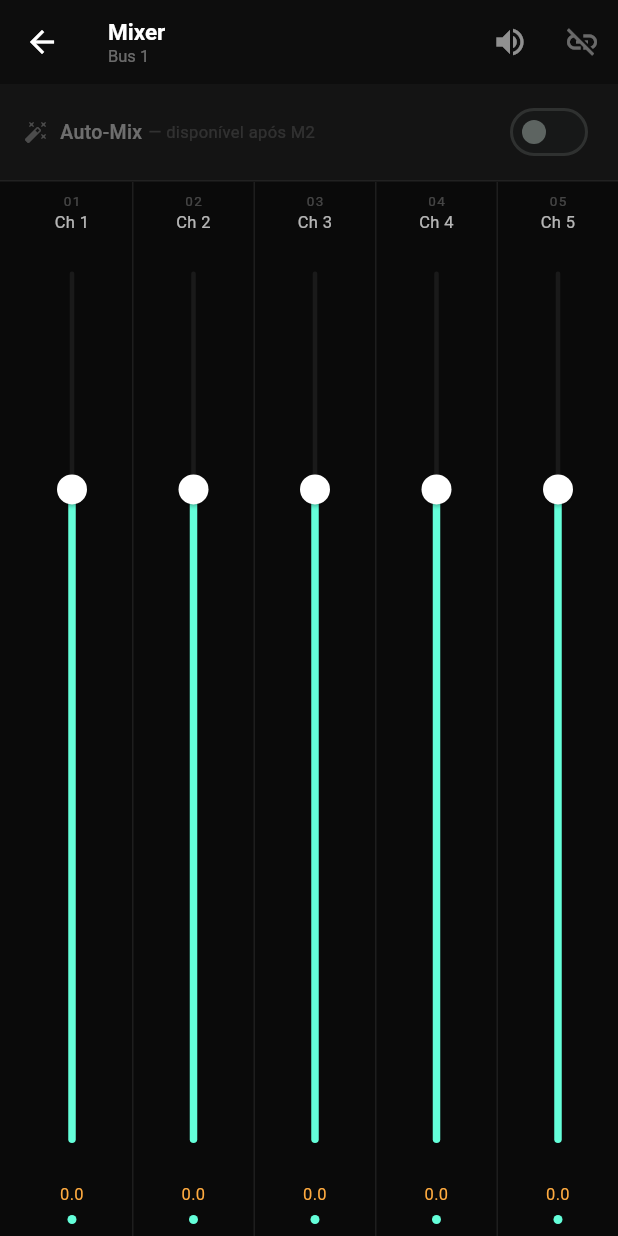
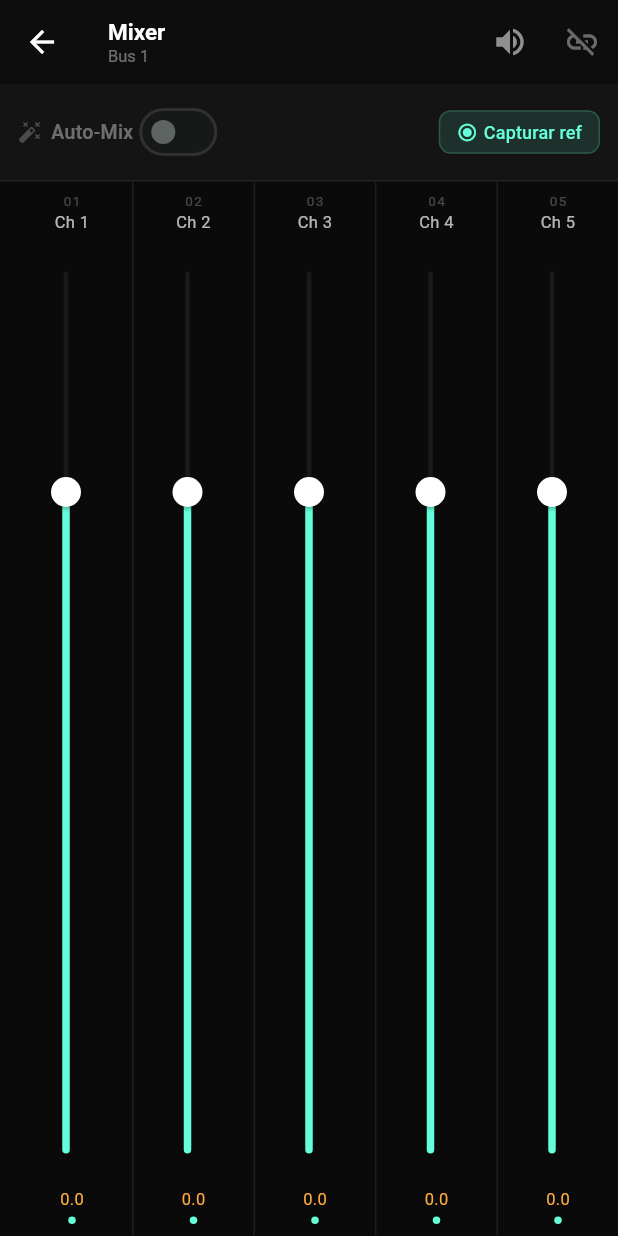
Before and after one commit to diegonogueira/mxstage, a Flutter app: the MixerScreen screen opened directly with empty values, on a phone screen of 412 x 824 dp. Run offline on Flutter 3.47's test engine with Material 3 defaults, Android fonts, the phone set to English and light mode, and no system bars.

Commit message:
feat(M2): medidores ao vivo + captura de referência
MeterStream: EMA dupla por canal (300ms display, 3s engine). MixerClient
assina /meters/13 ao conectar e throttle notifyListeners() a 10 Hz.
VU meter bar ao lado de cada fader (fill colorido de -60..+6 dB).
Botão "Capturar ref" na AutoMixBar: tira snapshot do balanço relativo
atual como alvo para o Auto-Mix. Estado de referência exibido com hora
e contagem de canais ativos.

Co-Authored-By: Claude Sonnet 4.6 <noreply@anthropic.com>

```diff
--- /dev/null
+++ b/lib/mixer/meter_stream.dart
@@ -0,0 +1,37 @@
+import '../osc/osc_codec.dart';
+import '../osc/x32_protocol.dart';
+
+/// Smooths raw meter floats from the X32 into dB values via EMA.
+///
+/// Two parallel smoothing windows:
+///   display — fast (~300ms), drives VU meters in the UI
+///   engine  — slow (~3s), drives the Auto-Mix correction loop (M3)
+class MeterStream {
+  // EMA alpha for ~300ms display at 50ms update interval: 1 - exp(-50/300) ≈ 0.15
+  static const _displayAlpha = 0.15;
+  // EMA alpha for ~3s engine smoothing: 1 - exp(-50/3000) ≈ 0.016
+  static const _engineAlpha = 0.016;
+
+  final List<double> _displayDb = List.filled(48, -90.0);
+  final List<double> _engineDb = List.filled(48, -90.0);
+
+  void update(List<double> linearFloats) {
+    for (var i = 0; i < linearFloats.length && i < 48; i++) {
+      final db = floatToDb(linearFloats[i].clamp(0.0, 1.0));
+      _displayDb[i] = _displayAlpha * db + (1 - _displayAlpha) * _displayDb[i];
+      _engineDb[i] = _engineAlpha * db + (1 - _engineAlpha) * _engineDb[i];
+    }
+  }
+
+  /// Fast-smoothed dB for UI display (index = channel - 1, 0-based).
+  double displayDb(int channelIndex) =>
+      channelIndex < _displayDb.length ? _displayDb[channelIndex] : -90.0;
+
+  /// Slow-smoothed dB for the Auto-Mix engine (index = channel - 1, 0-based).
+  double engineDb(int channelIndex) =>
+      channelIndex < _engineDb.length ? _engineDb[channelIndex] : -90.0;
+
+  /// Snapshot of all 32 slow-smoothed input channel dB values.
+  List<double> get engineSnapshot =>
+      List.unmodifiable(_engineDb.sublist(0, kInputChannelCount));
+}
--- a/lib/mixer/mixer_client.dart
+++ b/lib/mixer/mixer_client.dart
@@ -4,6 +4,8 @@ import 'package:flutter/foundation.dart';
 
 import '../osc/osc_codec.dart';
 import '../osc/x32_protocol.dart';
+import '../state/reference.dart';
+import 'meter_stream.dart';
 
 class DiscoveredMixer {
   final String ip;
@@ -29,18 +31,25 @@ class ChannelInfo {
 
 /// Handles all UDP/OSC communication with the X32.
 ///
-/// I/O runs on dart:io async (not UI thread). Callers listen via ChangeNotifier.
+/// Meter updates arrive at ~20 Hz but notifyListeners() is throttled to
+/// 10 Hz via [_meterNotifyTimer] so the UI stays smooth without rebuilding
+/// at full packet rate.
 class MixerClient extends ChangeNotifier {
   RawDatagramSocket? _socket;
   Timer? _renewTimer;
   Timer? _discoveryTimer;
+  Timer? _meterNotifyTimer;
 
   String? _mixerIp;
   String? _mixerName;
   String? _mixerModel;
   bool _connected = false;
-  int _busIndex = 1; // 1..16
+  int _busIndex = 1;
   bool _discovering = false;
+  bool _hasPendingMeterUpdate = false;
+
+  final _meters = MeterStream();
+  Reference? _reference;
 
   final List<DiscoveredMixer> discovered = [];
   final List<ChannelInfo> channels = List.generate(
@@ -54,13 +63,17 @@ class MixerClient extends ChangeNotifier {
   bool get isConnected => _connected;
   bool get isDiscovering => _discovering;
   int get busIndex => _busIndex;
+  Reference? get reference => _reference;
+
+  /// Fast-smoothed dB for display (~300ms EMA). 0-based channel index.
+  double meterDisplayDb(int channelIndex) => _meters.displayDb(channelIndex);
 
   set busIndex(int v) {
     _busIndex = v.clamp(1, kMixBusCount);
     notifyListeners();
   }
 
-  // ── Discovery ────────────────────────────────────────────────────────────
+  // ── Discovery ─────────────────────────────────────────────────────────────
 
   Future<void> startDiscovery() async {
     discovered.clear();
@@ -104,7 +117,7 @@ class MixerClient extends ChangeNotifier {
     });
   }
 
-  // ── Connect ───────────────────────────────────────────────────────────────
+  // ── Connect / disconnect ───────────────────────────────────────────────────
 
   Future<void> connect(String ip, {int busIndex = 1}) async {
     await disconnect();
@@ -115,20 +128,27 @@ class MixerClient extends ChangeNotifier {
     notifyListeners();
 
     _socket = await RawDatagramSocket.bind(InternetAddress.anyIPv4, 0);
-
-    // Request /xinfo to confirm connection and get mixer info
     _send(encodeOsc('/xinfo', ',', []));
-
     _socket!.listen(_onData);
 
-    // Fetch channel names
     await _fetchChannelNames();
+
+    // Subscribe to meters and start throttled UI refresh
+    _subscribeMeter();
+    _meterNotifyTimer = Timer.periodic(const Duration(milliseconds: 100), (_) {
+      if (_hasPendingMeterUpdate) {
+        _hasPendingMeterUpdate = false;
+        notifyListeners();
+      }
+    });
 
     _connected = true;
     notifyListeners();
   }
 
   Future<void> disconnect() async {
+    _meterNotifyTimer?.cancel();
+    _meterNotifyTimer = null;
     _renewTimer?.cancel();
     _renewTimer = null;
     _socket?.close();
@@ -139,7 +159,7 @@ class MixerClient extends ChangeNotifier {
     notifyListeners();
   }
 
-  // ── Channel sends ────────────────────────────────────────────────────────
+  // ── Channel sends ──────────────────────────────────────────────────────────
 
   void setChannelSend(int ch, double level) {
     if (!_connected || _socket == null) return;
@@ -150,14 +170,32 @@ class MixerClient extends ChangeNotifier {
       channels[idx].sendLevel = level;
     }
 
-    final address = '/ch/${ch.toString().padLeft(2, '0')}/mix/${_busIndex.toString().padLeft(2, '0')}/level';
+    final address =
+        '/ch/${ch.toString().padLeft(2, '0')}/mix/${_busIndex.toString().padLeft(2, '0')}/level';
     _send(encodeOsc(address, ',f', [level]));
     notifyListeners();
   }
 
-  // ── Meter subscription (called in M2; wired here for future use) ─────────
+  // ── Reference capture ──────────────────────────────────────────────────────
 
-  void subscribeMeter() {
+  /// Captures the current slow-smoothed levels as a reference balance.
+  /// Returns false if no active channels were found (nothing to capture).
+  bool captureReference({double gateDb = -45}) {
+    final ref = Reference.capture(_meters.engineSnapshot, gateDb: gateDb);
+    if (ref == null) return false;
+    _reference = ref;
+    notifyListeners();
+    return true;
+  }
+
+  void clearReference() {
+    _reference = null;
+    notifyListeners();
+  }
+
+  // ── Private ────────────────────────────────────────────────────────────────
+
+  void _subscribeMeter() {
     if (_socket == null) return;
     _send(encodeOsc('/meters', ',s', [kMeterBank]));
     _renewTimer?.cancel();
@@ -167,13 +205,6 @@ class MixerClient extends ChangeNotifier {
     );
   }
 
-  void unsubscribeMeter() {
-    _renewTimer?.cancel();
-    _renewTimer = null;
-  }
-
-  // ── Private ───────────────────────────────────────────────────────────────
-
   Future<void> _fetchChannelNames() async {
     if (_socket == null) return;
     for (var ch = 1; ch <= kInputChannelCount; ch++) {
@@ -181,7 +212,6 @@ class MixerClient extends ChangeNotifier {
       _send(encodeOsc(address, ',', []));
       await Future.delayed(const Duration(milliseconds: 20));
     }
-    // Allow responses to arrive
     await Future.delayed(const Duration(milliseconds: 500));
   }
 
@@ -199,17 +229,27 @@ class MixerClient extends ChangeNotifier {
       return;
     }
 
+    // Channel name response
     final nameMatch = RegExp(r'^/ch/(\d{2})/config/name$').firstMatch(msg.address);
     if (nameMatch != null && msg.args.isNotEmpty) {
       final ch = int.parse(nameMatch.group(1)!);
       final idx = ch - 1;
       if (idx >= 0 && idx < channels.length) {
-        channels[idx] = ChannelInfo(
-          ch: ch,
-          name: msg.args[0] as String,
-          sendLevel: channels[idx].sendLevel,
-        );
+        channels[idx] =
+            ChannelInfo(ch: ch, name: msg.args[0] as String, sendLevel: channels[idx].sendLevel);
         notifyListeners();
+      }
+      return;
+    }
+
+    // Meter blob
+    if (msg.address == kMeterBank && msg.args.isNotEmpty) {
+      final raw = msg.args[0];
+      final blob = raw is Uint8List ? raw : Uint8List.fromList(raw as List<int>);
+      final floats = decodeMeterBlob(blob);
+      if (floats.isNotEmpty) {
+        _meters.update(floats);
+        _hasPendingMeterUpdate = true;
       }
     }
   }
--- /dev/null
+++ b/lib/state/reference.dart
@@ -0,0 +1,61 @@
+import 'dart:math';
+import '../osc/x32_protocol.dart';
+
+/// A captured reference balance — the "good mix" snapshot.
+///
+/// Stores each active channel's level relative to the anchor (loudest active
+/// channel at capture time). The engine uses these relative targets to correct
+/// drift. Channels below [gateDb] at capture time are stored as null (inactive).
+class Reference {
+  final DateTime capturedAt;
+
+  /// dB value of the loudest active channel at capture time (the anchor).
+  final double anchorDb;
+
+  /// Per-channel relative target: chDb - anchorDb. Null = inactive at capture.
+  /// Indexed 0-based (index = channelNumber - 1). Length = kInputChannelCount.
+  final List<double?> relativeDb;
+
+  const Reference({
+    required this.capturedAt,
+    required this.anchorDb,
+    required this.relativeDb,
+  });
+
+  /// Captures the current [engineSnapshot] (slow-smoothed dB per channel).
+  ///
+  /// Channels at or below [gateDb] are treated as inactive and stored as null.
+  /// Returns null if no channel is active (nothing to capture).
+  static Reference? capture(List<double> engineSnapshot, {double gateDb = -45}) {
+    assert(engineSnapshot.length >= kInputChannelCount);
+
+    final activeDbs = engineSnapshot
+        .take(kInputChannelCount)
+        .where((db) => db > gateDb)
+        .toList();
+
+    if (activeDbs.isEmpty) return null;
+
+    final anchor = activeDbs.reduce(max);
+
+    final relative = List<double?>.generate(kInputChannelCount, (i) {
+      final db = engineSnapshot[i];
+      return db > gateDb ? db - anchor : null;
+    });
+
+    return Reference(
+      capturedAt: DateTime.now(),
+      anchorDb: anchor,
+      relativeDb: relative,
+    );
+  }
+
+  /// Number of active channels captured.
+  int get activeCount => relativeDb.where((v) => v != null).length;
+
+  String get capturedAtLabel {
+    final h = capturedAt.hour.toString().padLeft(2, '0');
+    final m = capturedAt.minute.toString().padLeft(2, '0');
+    return '$h:$m';
+  }
+}
--- a/lib/ui/screens/mixer_screen.dart
+++ b/lib/ui/screens/mixer_screen.dart
@@ -2,6 +2,7 @@ import 'package:flutter/material.dart';
 
 import '../../mixer/mixer_client.dart';
 import '../../osc/osc_codec.dart';
+import '../../state/reference.dart';
 
 class MixerScreen extends StatefulWidget {
   final MixerClient client;
@@ -48,6 +49,18 @@ class _MixerScreenState extends State<MixerScreen> {
     setState(() => _muted = !_muted);
   }
 
+  void _captureReference() {
+    final ok = _client.captureReference();
+    if (!ok && mounted) {
+      ScaffoldMessenger.of(context).showSnackBar(
+        const SnackBar(
+          content: Text('Nenhum canal ativo detectado. Toque na mesa e tente novamente.'),
+          duration: Duration(seconds: 3),
+        ),
+      );
+    }
+  }
+
   @override
   Widget build(BuildContext context) {
     final isLandscape = MediaQuery.orientationOf(context) == Orientation.landscape;
@@ -57,12 +70,16 @@ class _MixerScreenState extends State<MixerScreen> {
       appBar: _buildAppBar(),
       body: Column(
         children: [
-          _AutoMixBar(),
+          _AutoMixBar(
+            reference: _client.reference,
+            onCapture: _captureReference,
+          ),
           Expanded(
             child: _FaderBoard(
               channels: _client.channels,
               muted: _muted,
               isLandscape: isLandscape,
+              meterDb: _client.meterDisplayDb,
               onLevelChanged: (ch, v) => _client.setChannelSend(ch, v),
             ),
           ),
@@ -109,33 +126,84 @@ class _MixerScreenState extends State<MixerScreen> {
   }
 }
 
+// ── Auto-Mix bar ─────────────────────────────────────────────────────────────
+
 class _AutoMixBar extends StatelessWidget {
+  final Reference? reference;
+  final VoidCallback onCapture;
+
+  const _AutoMixBar({required this.reference, required this.onCapture});
+
   @override
   Widget build(BuildContext context) {
+    final hasRef = reference != null;
+
     return Container(
       decoration: const BoxDecoration(
         color: Color(0xFF141414),
         border: Border(bottom: BorderSide(color: Color(0xFF222222))),
       ),
-      padding: const EdgeInsets.symmetric(horizontal: 16, vertical: 8),
+      padding: const EdgeInsets.symmetric(horizontal: 12, vertical: 8),
       child: Row(
         children: [
+          // Auto-Mix toggle (enabled in M3)
           const Icon(Icons.auto_fix_high, size: 16, color: Colors.white24),
-          const SizedBox(width: 8),
+          const SizedBox(width: 6),
           const Text(
             'Auto-Mix',
             style: TextStyle(fontSize: 13, color: Colors.white38, fontWeight: FontWeight.w500),
           ),
-          const SizedBox(width: 4),
-          const Text(
-            '— disponível após M2',
-            style: TextStyle(fontSize: 11, color: Colors.white12),
-          ),
-          const Spacer(),
           Switch(
             value: false,
-            onChanged: null,
+            onChanged: null, // M3
             activeThumbColor: Colors.tealAccent,
+          ),
+
+          const Spacer(),
+
+          // Reference state + capture button
+          if (hasRef)
+            Padding(
+              padding: const EdgeInsets.only(right: 8),
+              child: Column(
+                crossAxisAlignment: CrossAxisAlignment.end,
+                mainAxisSize: MainAxisSize.min,
+                children: [
+                  Text(
+                    'ref capturada às ${reference!.capturedAtLabel}',
+                    style: const TextStyle(fontSize: 10, color: Colors.tealAccent),
+                  ),
+                  Text(
+                    '${reference!.activeCount} canais ativos',
+                    style: const TextStyle(fontSize: 9, color: Colors.white24),
+                  ),
+                ],
+              ),
+            ),
+
+          FilledButton.tonal(
+            style: FilledButton.styleFrom(
+              backgroundColor: hasRef ? const Color(0xFF1A2A2A) : Colors.tealAccent.withAlpha(30),
+              foregroundColor: hasRef ? Colors.tealAccent : Colors.tealAccent,
+              padding: const EdgeInsets.symmetric(horizontal: 12, vertical: 6),
+              minimumSize: Size.zero,
+              tapTargetSize: MaterialTapTargetSize.shrinkWrap,
+              shape: RoundedRectangleBorder(
+                borderRadius: BorderRadius.circular(8),
+                side: BorderSide(
+                  color: Colors.tealAccent.withAlpha(hasRef ? 80 : 50),
+                ),
+              ),
+            ),
+            onPressed: onCapture,
+            child: Row(
+              mainAxisSize: MainAxisSize.min,
+              children: [
+                const Icon(Icons.radio_button_checked, size: 14),
+                const SizedBox(width: 4),
+                Text(hasRef ? 'Recapturar' : 'Capturar ref', style: const TextStyle(fontSize: 12)),
+              ],
+            ),
           ),
         ],
       ),
@@ -143,31 +211,32 @@ class _AutoMixBar extends StatelessWidget {
   }
 }
 
-// ── Fader board ──────────────────────────────────────────────────────────────
+// ── Fader board ───────────────────────────────────────────────────────────────
 
 class _FaderBoard extends StatelessWidget {
   final List<ChannelInfo> channels;
   final bool muted;
   final bool isLandscape;
+  final double Function(int channelIndex) meterDb;
   final void Function(int ch, double level) onLevelChanged;
 
   const _FaderBoard({
     required this.channels,
     required this.muted,
     required this.isLandscape,
+    required this.meterDb,
     required this.onLevelChanged,
   });
 
   @override
   Widget build(BuildContext context) {
-    // Channel strip width adapts to orientation
     final stripW = isLandscape ? 72.0 : 80.0;
 
     return ScrollConfiguration(
       behavior: const _NoGlowScroll(),
       child: ListView.separated(
         scrollDirection: Axis.horizontal,
-        padding: const EdgeInsets.symmetric(horizontal: 8, vertical: 0),
+        padding: const EdgeInsets.symmetric(horizontal: 8),
         itemCount: channels.length,
         separatorBuilder: (context, index) => const SizedBox(
           width: 1,
@@ -179,6 +248,7 @@ class _FaderBoard extends StatelessWidget {
             channel: ch,
             width: stripW,
             muted: muted,
+            meterDb: meterDb(i),
             onLevelChanged: (v) => onLevelChanged(ch.ch, v),
           );
         },
@@ -191,12 +261,14 @@ class _ChannelStrip extends StatelessWidget {
   final ChannelInfo channel;
   final double width;
   final bool muted;
+  final double meterDb;
   final ValueChanged<double> onLevelChanged;
 
   const _ChannelStrip({
     required this.channel,
     required this.width,
     required this.muted,
+    required this.meterDb,
     required this.onLevelChanged,
   });
 
@@ -210,19 +282,14 @@ class _ChannelStrip extends StatelessWidget {
       width: width,
       child: Column(
         children: [
-          // Channel number + name header
-          Container(
-            width: double.infinity,
+          // Header: channel number + name
+          Padding(
             padding: const EdgeInsets.symmetric(vertical: 6),
             child: Column(
               children: [
                 Text(
                   channel.ch.toString().padLeft(2, '0'),
-                  style: const TextStyle(
-                    fontSize: 9,
-                    color: Colors.white24,
-                    letterSpacing: 1,
-                  ),
+                  style: const TextStyle(fontSize: 9, color: Colors.white24, letterSpacing: 1),
                 ),
                 const SizedBox(height: 2),
                 Text(
@@ -240,7 +307,11 @@ class _ChannelStrip extends StatelessWidget {
             ),
           ),
 
-          // Vertical fader — fills remaining space
+          // Fader + VU meter side by side
+          Expanded(
+            child: Row(
+              children: [
+                // Vertical fader (most of the width)
                 Expanded(
                   child: _VerticalFader(
                     value: channel.sendLevel,
@@ -248,30 +319,39 @@ class _ChannelStrip extends StatelessWidget {
                     onChanged: muted ? null : onLevelChanged,
                   ),
                 ),
+                // VU meter bar (thin strip on the right)
+                _VuMeterBar(
+                  db: muted ? -90 : meterDb,
+                  width: 6,
+                ),
+                const SizedBox(width: 2),
+              ],
+            ),
+          ),
 
-          // dB label footer
-          Container(
-            width: double.infinity,
-            padding: const EdgeInsets.symmetric(vertical: 6),
-            child: Text(
+          // Footer: dB label + activity dot
+          Padding(
+            padding: const EdgeInsets.only(bottom: 8, top: 2),
+            child: Column(
+              children: [
+                Text(
                   dbLabel,
-              textAlign: TextAlign.center,
                   style: TextStyle(
                     fontSize: 11,
                     color: muted ? Colors.white12 : _dbColor(db),
                     fontFeatures: const [FontFeature.tabularFigures()],
                   ),
                 ),
-          ),
-
-          // Active indicator dot
+                const SizedBox(height: 4),
                 Container(
-            width: 6,
-            height: 6,
-            margin: const EdgeInsets.only(bottom: 8),
+                  width: 5,
+                  height: 5,
                   decoration: BoxDecoration(
                     shape: BoxShape.circle,
                     color: active ? Colors.tealAccent : const Color(0xFF222222),
+                  ),
+                ),
+              ],
             ),
           ),
         ],
@@ -286,6 +366,8 @@ class _ChannelStrip extends StatelessWidget {
   }
 }
 
+// ── Vertical fader ────────────────────────────────────────────────────────────
+
 class _VerticalFader extends StatelessWidget {
   final double value;
   final bool muted;
@@ -296,7 +378,7 @@ class _VerticalFader extends StatelessWidget {
   @override
   Widget build(BuildContext context) {
     return RotatedBox(
-      quarterTurns: 3, // min=bottom, max=top
+      quarterTurns: 3,
       child: SliderTheme(
         data: SliderTheme.of(context).copyWith(
           activeTrackColor: muted ? const Color(0xFF222222) : _trackColor(value),
@@ -307,12 +389,7 @@ class _VerticalFader extends StatelessWidget {
           overlayShape: const RoundSliderOverlayShape(overlayRadius: 20),
           overlayColor: Colors.white10,
         ),
-        child: Slider(
-          value: value,
-          min: 0,
-          max: 1,
-          onChanged: onChanged,
-        ),
+        child: Slider(value: value, min: 0, max: 1, onChanged: onChanged),
       ),
     );
   }
@@ -324,11 +401,50 @@ class _VerticalFader extends StatelessWidget {
   }
 }
 
+// ── VU meter bar ──────────────────────────────────────────────────────────────
+
+class _VuMeterBar extends StatelessWidget {
+  final double db;
+  final double width;
+
+  const _VuMeterBar({required this.db, required this.width});
+
+  @override
+  Widget build(BuildContext context) {
+    // Map db (-60..+6) to fill fraction 0..1
+    final fill = ((db + 60) / 66).clamp(0.0, 1.0);
+    final emptyFlex = ((1 - fill) * 100).round().clamp(0, 100);
+    final filledFlex = (fill * 100).round().clamp(1, 100);
+
+    return SizedBox(
+      width: width,
+      child: ClipRRect(
+        borderRadius: BorderRadius.circular(2),
+        child: Column(
+          children: [
+            Expanded(flex: emptyFlex, child: const ColoredBox(color: Color(0xFF111111))),
+            Expanded(flex: filledFlex, child: ColoredBox(color: _barColor(db))),
+          ],
+        ),
+      ),
+    );
+  }
+
+  Color _barColor(double db) {
+    if (db > 0) return Colors.redAccent;
+    if (db > -6) return Colors.orangeAccent;
+    if (db > -18) return Colors.tealAccent;
+    return const Color(0xFF1A4A4A);
+  }
+}
+
 class _NoGlowScroll extends ScrollBehavior {
   const _NoGlowScroll();
 
   @override
-  Widget buildOverscrollIndicator(BuildContext context, Widget child, ScrollableDetails details) {
-    return child;
+  Widget buildOverscrollIndicator(
+    BuildContext context,
+    Widget child,
+    ScrollableDetails details,
+  ) => child;
 }
-}
```
Lines whose indentation alone changed are shown as unchanged.
